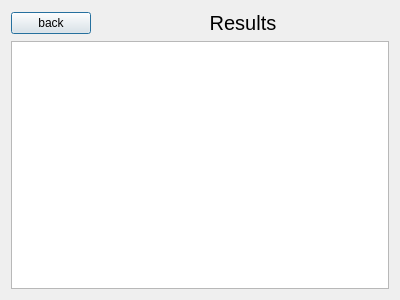
ZulusK/orchestrix, file src/windows/uis/ResultsDialog.ui: the form before one commit.
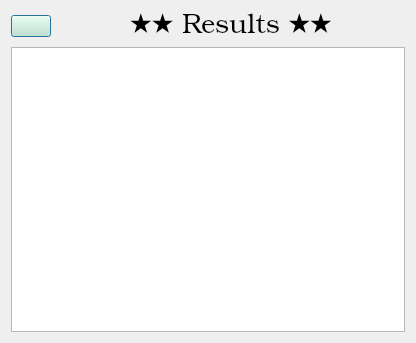
The form after the commit. Icons and pictures are not drawn.

```diff
--- a/src/windows/uis/ResultsDialog.ui
+++ b/src/windows/uis/ResultsDialog.ui
@@ -6,8 +6,8 @@
    <rect>
     <x>0</x>
     <y>0</y>
-    <width>400</width>
-    <height>300</height>
+    <width>416</width>
+    <height>343</height>
    </rect>
   </property>
   <property name="windowTitle">
@@ -24,8 +24,21 @@
          <verstretch>0</verstretch>
         </sizepolicy>
        </property>
+       <property name="styleSheet">
+        <string notr="true">background-color:rgba(201, 235, 206, 49)</string>
+       </property>
        <property name="text">
-        <string>back</string>
+        <string/>
+       </property>
+       <property name="icon">
+        <iconset>
+         <normaloff>../../../w512h5121390846445leftround512.png</normaloff>../../../w512h5121390846445leftround512.png</iconset>
+       </property>
+       <property name="iconSize">
+        <size>
+         <width>25</width>
+         <height>25</height>
+        </size>
        </property>
       </widget>
      </item>
@@ -33,11 +46,18 @@
       <widget class="QLabel" name="label">
        <property name="font">
         <font>
-         <pointsize>15</pointsize>
+         <family>URW Bookman L</family>
+         <pointsize>20</pointsize>
+         <weight>9</weight>
+         <italic>false</italic>
+         <bold>false</bold>
         </font>
        </property>
+       <property name="styleSheet">
+        <string notr="true">font: 75 20pt &quot;URW Bookman L&quot;;</string>
+       </property>
        <property name="text">
-        <string>Results</string>
+        <string>★★ Results ★★</string>
        </property>
        <property name="alignment">
         <set>Qt::AlignCenter</set>
```
